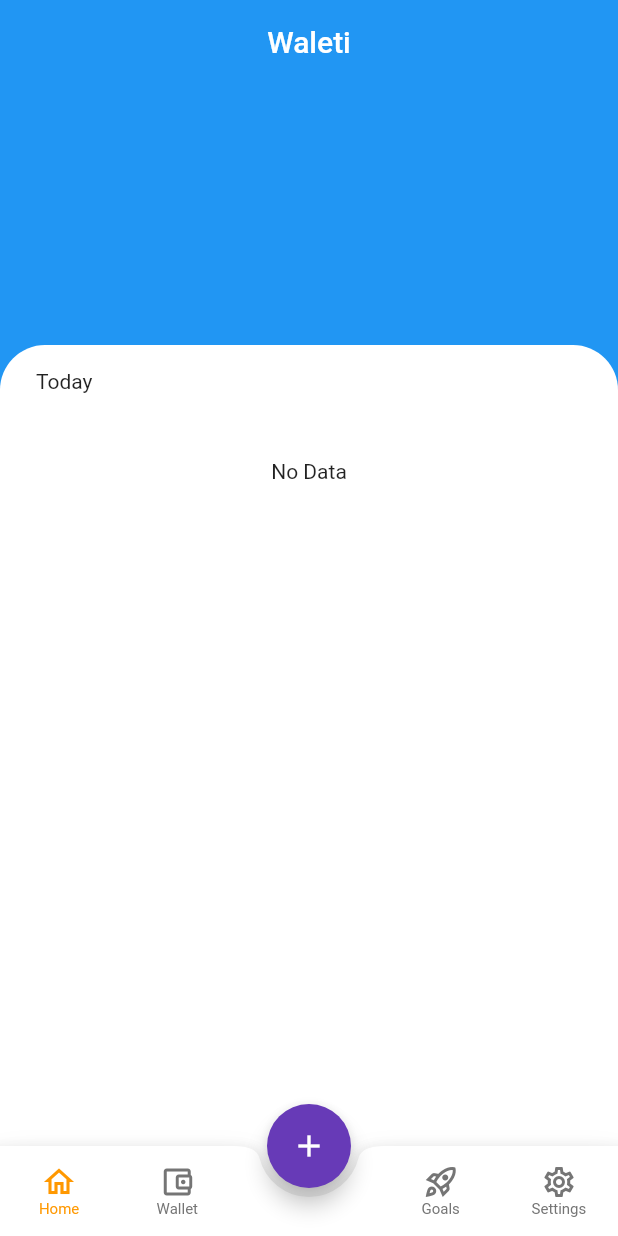
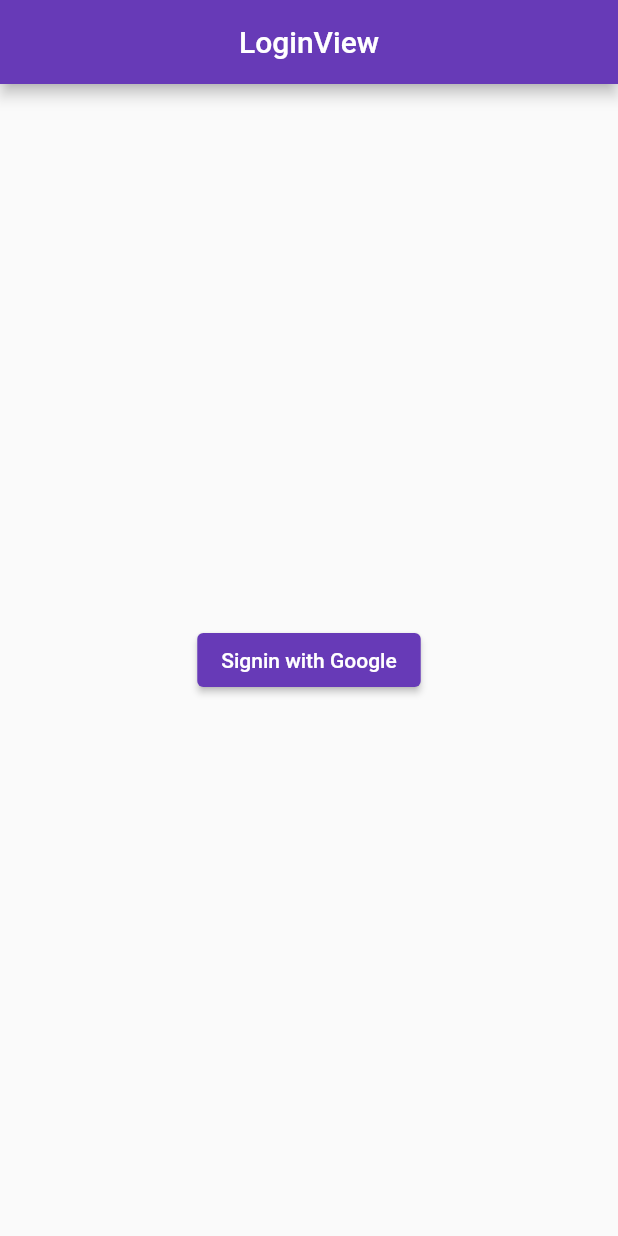
Before and after one commit to hasansujon786/waleti, a Flutter app: the screen it shows after launch, on a phone screen of 412 x 824 dp. Run offline on Flutter 3.47's test engine with Material 2 defaults, Android fonts, the phone set to English and light mode, and no system bars; our stand-ins replace cloud_firestore, firebase_auth, firebase_core, flutter_riverpod, google_sign_in; accounts and stored records are empty; Roboto replaces fonts that are missing (rubik).

Commit message:
feat(auth): setup with firebase_auth

```diff
--- a/lib/app.dart
+++ b/lib/app.dart
@@ -1,6 +1,9 @@
+import 'package:firebase_auth/firebase_auth.dart';
 import 'package:flutter/material.dart';
 
 import 'configs/configs.dart';
+import 'pages/pages.dart';
+import 'services/services.dart';
 
 class App extends StatelessWidget {
   const App({Key? key}) : super(key: key);
@@ -12,6 +15,11 @@ class App extends StatelessWidget {
       // debugShowMaterialGrid: true,
       title: Constants.appName,
       theme: AppTheme.light,
+      home: AppAuthWrapper(
+        FirebaseAuth.instance,
+        loginView: const LoginView(),
+        authView: const RootNavigation(),
+      ),
       routes: appRoutes,
     );
   }
--- a/lib/configs/routes.dart
+++ b/lib/configs/routes.dart
@@ -3,7 +3,8 @@ import '../pages/pages.dart';
 import '../dummy/user/user.dart';
 
 Map<String, Widget Function(BuildContext)> appRoutes = {
-  '/': (ctx) => const RootNavigation(),
+  // '/': (ctx) => const LoginView(),
+  // '/': (ctx) => const RootNavigation(),
   UsersView.routeName: (ctx) => const UsersView(title: 'All Users'),
   UserDetailsView.routeName: (ctx) => const UserDetailsView(),
   TransactionDetailsView.routeName: (ctx) => const TransactionDetailsView(title: 'Expanse Details'),
--- a/lib/main.dart
+++ b/lib/main.dart
@@ -10,9 +10,7 @@ bool shouldUseFirestoreEmulator = false;
 
 Future<void> main() async {
   WidgetsFlutterBinding.ensureInitialized();
-  await Firebase.initializeApp(
-    options: DefaultFirebaseOptions.currentPlatform,
-  );
+  await Firebase.initializeApp(options: DefaultFirebaseOptions.currentPlatform);
 
   if (shouldUseFirestoreEmulator) {
     FirebaseFirestore.instance.useFirestoreEmulator('localhost', 8080);
--- /dev/null
+++ b/lib/pages/login/login.dart
@@ -0,0 +1 @@
+export 'view/login.view.dart';
--- /dev/null
+++ b/lib/pages/login/view/login.view.dart
@@ -0,0 +1,22 @@
+import 'package:flutter/material.dart';
+
+import '../../../services/services.dart';
+
+class LoginView extends StatelessWidget {
+  const LoginView({Key? key}) : super(key: key);
+
+  @override
+  Widget build(BuildContext context) {
+    return Scaffold(
+      appBar: AppBar(
+        title: const Text('LoginView'),
+      ),
+      body: Center(
+        child: ElevatedButton(
+          onPressed: () => AppAuth.signInWithGoogle(),
+          child: const Text('Signin with Google'),
+        ),
+      ),
+    );
+  }
+}
--- a/lib/pages/pages.dart
+++ b/lib/pages/pages.dart
@@ -1,3 +1,5 @@
+export 'root_navigation.dart';
 export 'home/home.dart';
-export 'root_navigation.dart';
 export 'transaction_details/transaction_details.dart';
+export 'login/login.dart';
+export 'settings/settings.dart';
--- a/lib/pages/root_navigation.dart
+++ b/lib/pages/root_navigation.dart
@@ -2,10 +2,10 @@ import 'package:flutter/material.dart';
 import 'package:flutter_riverpod/flutter_riverpod.dart';
 
 import '../../../dummy/user/user.dart';
-import '../../../services/firebase/fbase.dart';
+import '../../../services/services.dart';
 import '../configs/configs.dart';
 import '../shared/ui/ui.dart';
-import 'home/home.dart';
+import 'pages.dart';
 
 class RootNavigation extends StatefulWidget {
   const RootNavigation({Key? key}) : super(key: key);
@@ -19,8 +19,8 @@ class _RootNavigationState extends State<RootNavigation> {
   static const List<Widget> _screens = <Widget>[
     HomeView(title: Constants.appName),
     TestView(title: 'one'),
-    TestView(title: 'two'),
     UsersView(title: 'Users'),
+    SettingView(),
   ];
 
   int _currentViewIndex = 0;
--- /dev/null
+++ b/lib/pages/settings/settings.dart
@@ -0,0 +1 @@
+export 'view/setting.view.dart';
--- /dev/null
+++ b/lib/services/auth/app_auth_wrapper.dart
@@ -0,0 +1,33 @@
+import 'package:firebase_auth/firebase_auth.dart';
+import 'package:flutter/material.dart';
+
+class AppAuthWrapper extends StatelessWidget {
+  final FirebaseAuth auth;
+  final Widget loginView;
+  final Widget authView;
+  const AppAuthWrapper(
+    this.auth, {
+    Key? key,
+    required this.loginView,
+    required this.authView,
+  }) : super(key: key);
+
+  @override
+  Widget build(BuildContext context) {
+    return Scaffold(
+      body: StreamBuilder(
+        stream: auth.authStateChanges(),
+        builder: (BuildContext context, AsyncSnapshot snapshot) {
+          if (snapshot.connectionState == ConnectionState.waiting) {
+            return const Center(child: CircularProgressIndicator());
+          } else if (snapshot.hasError) {
+            return const Center(child: Text('Something Went wrong'));
+          } else if (snapshot.hasData) {
+            return authView;
+          }
+          return loginView;
+        },
+      ),
+    );
+  }
+}
--- /dev/null
+++ b/lib/services/auth/auth.dart
@@ -0,0 +1,2 @@
+export 'app_auth.dart';
+export 'app_auth_wrapper.dart';
--- /dev/null
+++ b/lib/services/services.dart
@@ -0,0 +1,2 @@
+export 'auth/auth.dart';
+export 'firebase/fbase.dart';
--- a/pubspec.yaml
+++ b/pubspec.yaml
@@ -38,6 +38,8 @@ dependencies:
   intl: ^0.17.0
   firebase_core: ^1.19.2
   cloud_firestore: ^3.3.0
+  firebase_auth: ^3.4.2
+  google_sign_in: ^5.4.0
 
 dev_dependencies:
   flutter_test:
```
Also changed, not shown: lib/pages/settings/view/setting.view.dart (added, +28 -0 lines), lib/services/auth/app_auth.dart (added, +35 -0 lines), pubspec.lock, 1 other file.
